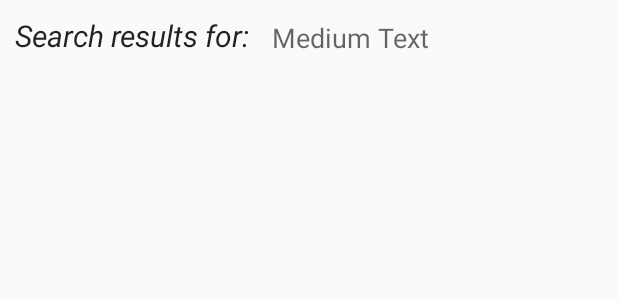
After one commit to GabrielVilen/parkour-spots, an Android app: the layout activity_search.xml on its own in the app's theme, with its tools: preview values and no code run, on a phone screen of 412 x 824 dp. The commit adds this screen. Shown: the top 300 px of the screen. Run offline under Robolectric (Android 15) with nearby library versions, the phone set to English and light mode, and no system bars.

Commit message:
Added SEARCH , in progress

```diff
--- a/app/src/main/java/se/parkourspots/view/Keyboard.java
+++ b/app/src/main/java/se/parkourspots/controller/Keyboard.java
@@ -1,4 +1,4 @@
-package se.parkourspots.view;
+package se.parkourspots.controller;
 
 import android.app.Activity;
 import android.content.Context;
--- a/app/src/main/java/se/parkourspots/view/CreateSpotFragment.java
+++ b/app/src/main/java/se/parkourspots/view/CreateSpotFragment.java
@@ -23,6 +23,7 @@ import com.google.android.gms.maps.model.Marker;
 import java.util.ArrayList;
 
 import se.parkourspots.R;
+import se.parkourspots.controller.Keyboard;
 import se.parkourspots.controller.MarkerHandler;
 import se.parkourspots.model.Spot;
 
--- /dev/null
+++ b/app/src/main/res/layout/activity_search.xml
@@ -0,0 +1,37 @@
+<?xml version="1.0" encoding="utf-8"?>
+<RelativeLayout xmlns:android="http://schemas.android.com/apk/res/android"
+    android:orientation="vertical"
+    android:layout_width="match_parent"
+    android:layout_height="match_parent">
+
+
+    <TextView
+        android:layout_width="wrap_content"
+        android:layout_height="wrap_content"
+        android:textAppearance="?android:attr/textAppearanceLarge"
+        android:text="Search results for: "
+        android:id="@+id/textView2"
+        android:textStyle="italic"
+        android:textSize="20dp"
+        android:layout_alignParentTop="true"
+        android:layout_alignParentLeft="true"
+        android:layout_alignParentStart="true"
+        android:layout_margin="10dp" />
+
+    <ListView
+        android:layout_width="wrap_content"
+        android:layout_height="wrap_content"
+        android:id="@+id/listView"
+        android:layout_below="@+id/textView2"
+        android:layout_centerHorizontal="true" />
+
+    <TextView
+        android:layout_width="wrap_content"
+        android:layout_height="wrap_content"
+        android:textAppearance="?android:attr/textAppearanceMedium"
+        android:text="Medium Text"
+        android:id="@+id/listText"
+        android:layout_alignBottom="@+id/textView2"
+        android:layout_toRightOf="@+id/textView2" />
+
+</RelativeLayout>
--- a/app/src/main/res/menu/menu_map.xml
+++ b/app/src/main/res/menu/menu_map.xml
@@ -3,10 +3,9 @@
 
     <item
         android:id="@+id/action_search"
-        android:actionViewClass="android.support.v7.widget.SearchView"
         android:icon="@android:drawable/ic_menu_search"
         android:title="Search"
-        app:actionViewClass="android.support.v7.widget.SearchView"
+        app:actionViewClass="android.widget.SearchView"
         app:showAsAction="always" />
 
     <!-- <item-->
--- a/app/src/main/res/values/strings.xml
+++ b/app/src/main/res/values/strings.xml
@@ -4,4 +4,5 @@
     <string name="title_activity_spot_info">Spot info</string>
 
     <string name="action_settings">Settings</string>
+    <string name="search_hint">Search spot name</string>
 </resources>
--- /dev/null
+++ b/app/src/main/res/xml/searchable.xml
@@ -0,0 +1,5 @@
+<?xml version="1.0" encoding="utf-8"?>
+
+<searchable xmlns:android="http://schemas.android.com/apk/res/android"
+    android:label="@string/app_name"
+    android:hint="@string/search_hint" />
```
Also changed, not shown: app/src/main/AndroidManifest.xml (+17 -1 lines), app/src/main/java/se/parkourspots/controller/MarkerHandler.java (+16 -4 lines), app/src/main/java/se/parkourspots/controller/SpotInfoWindowAdapter.java (+3 -7 lines), app/src/main/java/se/parkourspots/model/Spot.java (+4 -3 lines), app/src/main/java/se/parkourspots/view/MapsActivity.java (+21 -0 lines), app/src/main/java/se/parkourspots/view/SearchActivity.java (added, +70 -0 lines), app/src/main/java/se/parkourspots/view/SpotInfoActivity.java (+23 -6 lines).
